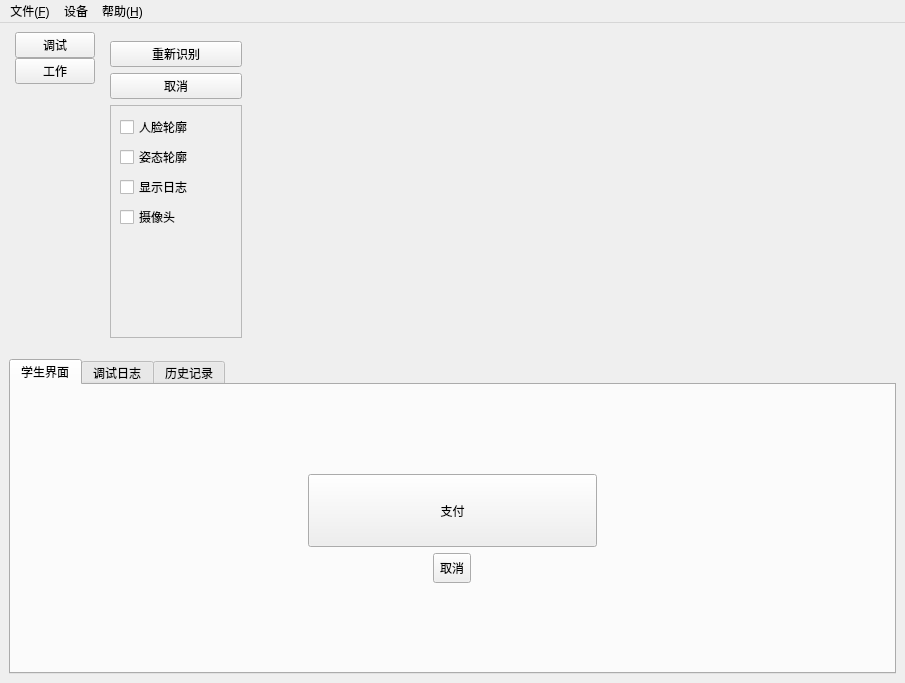
Before: the Qt Designer form form/quicreator.ui in onefacepass/onefacepass, drawn with Qt 5.
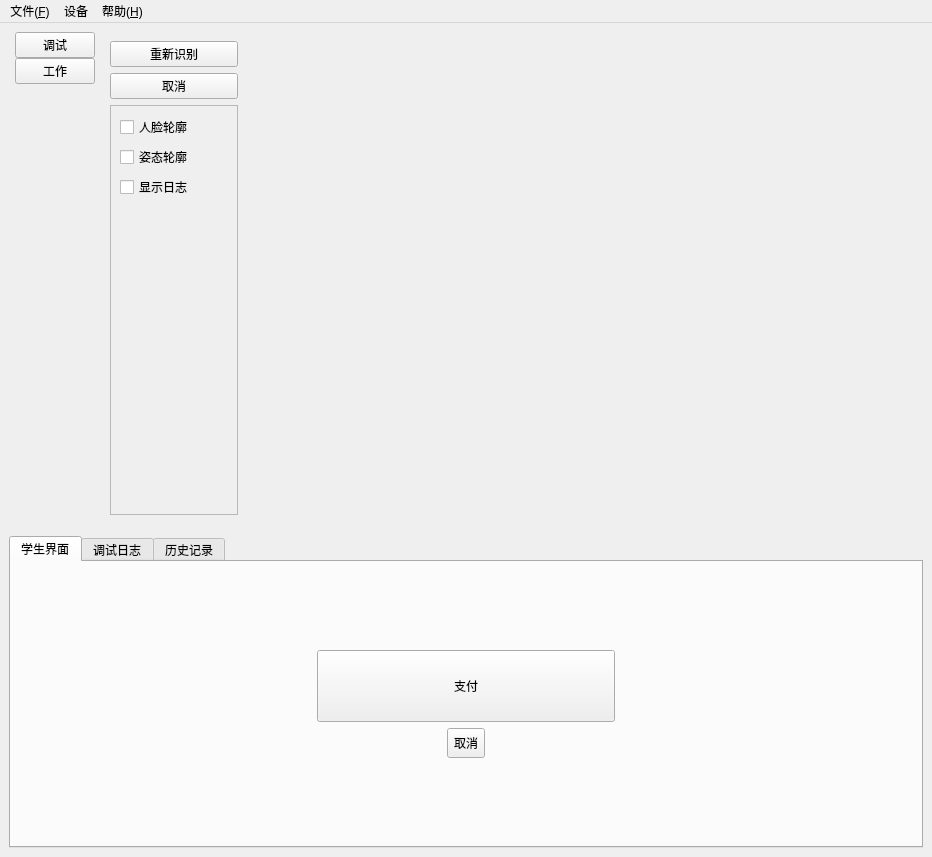
After: the same form once the commit is applied. Custom widgets are drawn as their Qt base class.

Patch:
```diff
--- a/form/quicreator.ui
+++ b/form/quicreator.ui
@@ -6,8 +6,8 @@
    <rect>
     <x>0</x>
     <y>0</y>
-    <width>905</width>
-    <height>683</height>
+    <width>932</width>
+    <height>857</height>
    </rect>
   </property>
   <property name="windowTitle">
@@ -35,6 +35,12 @@
            <verstretch>0</verstretch>
           </sizepolicy>
          </property>
+         <property name="minimumSize">
+          <size>
+           <width>640</width>
+           <height>480</height>
+          </size>
+         </property>
          <property name="styleSheet">
           <string notr="true"/>
          </property>
@@ -83,13 +89,6 @@
            <enum>QFrame::Raised</enum>
           </property>
           <layout class="QGridLayout" name="gridLayout_5">
-           <item row="2" column="0">
-            <widget class="QCheckBox" name="checkboxLog">
-             <property name="text">
-              <string>显示日志</string>
-             </property>
-            </widget>
-           </item>
            <item row="1" column="0">
             <widget class="QCheckBox" name="checkboxPose">
              <property name="text">
@@ -104,7 +103,7 @@
              </property>
             </widget>
            </item>
-           <item row="4" column="0">
+           <item row="3" column="0">
             <spacer name="verticalSpacer_2">
              <property name="orientation">
               <enum>Qt::Vertical</enum>
@@ -117,10 +116,10 @@
              </property>
             </spacer>
            </item>
-           <item row="3" column="0">
-            <widget class="QCheckBox" name="checkboxCamera">
+           <item row="2" column="0">
+            <widget class="QCheckBox" name="checkboxLog">
              <property name="text">
-              <string>摄像头</string>
+              <string>显示日志</string>
              </property>
             </widget>
            </item>
@@ -443,7 +442,7 @@
     <rect>
      <x>0</x>
      <y>0</y>
-     <width>905</width>
+     <width>932</width>
      <height>26</height>
     </rect>
    </property>
```
